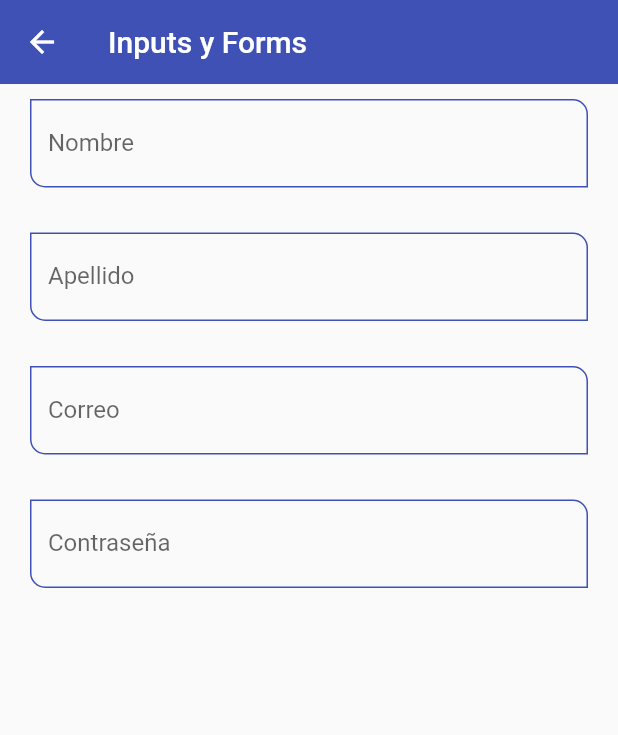
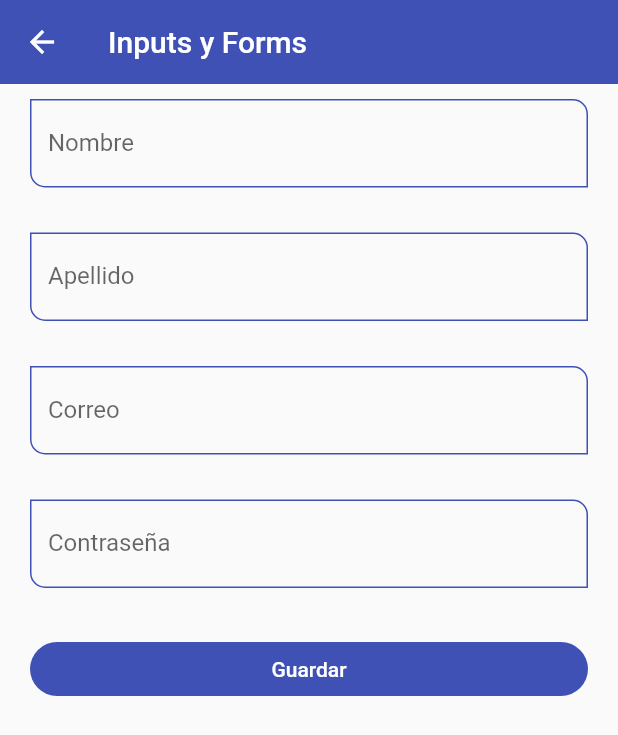
Before and after one commit to mkhi33/flutter, a Flutter app: the InputsScreen screen opened by its route, on a phone screen of 412 x 824 dp. Shown: the top 735 px of the screen. Run offline on Flutter 3.47's test engine with Material 2 defaults, Android fonts, the phone set to English and light mode, and no system bars.

Commit message:
Obteniendo los valores de los campos de textos

```diff
--- a/apps/fl_components/lib/screens/inputs_screen.dart
+++ b/apps/fl_components/lib/screens/inputs_screen.dart
@@ -6,6 +6,14 @@ class InputsScreen extends StatelessWidget {
 
   @override
   Widget build(BuildContext context) {
+    final GlobalKey<FormState> myFormKey = GlobalKey<FormState>();
+    final Map<String, String> formValues = {
+      'first_name': 'Amilcar',
+      'last_name': 'Rodriguez',
+      'email': 'aar.velasquez@gmail.com',
+      'password': 'Hola12345',
+      'role': 'Admin'
+    };
     return Scaffold(
         appBar: AppBar(
           title: const Text('Inputs y Forms'),
@@ -13,25 +21,43 @@ class InputsScreen extends StatelessWidget {
         body: SingleChildScrollView(
           child: Padding(
             padding: const EdgeInsets.symmetric(horizontal: 20, vertical: 10),
-            child: Column(children: const [
-              CustomInputField(
+            child: Form(
+              key: myFormKey,
+              child: Column(children: [
+                const CustomInputField(
                     labelText: 'Nombre', hintText: 'Nombre del usuario'),
-              SizedBox(height: 30),
-              CustomInputField(
+                const SizedBox(height: 30),
+                const CustomInputField(
                     labelText: 'Apellido', hintText: 'Apellido del usuario'),
-              SizedBox(height: 30),
-              CustomInputField(
+                const SizedBox(height: 30),
+                const CustomInputField(
                   labelText: 'Correo',
                   hintText: 'Correo del usuario',
                   keyboardType: TextInputType.emailAddress,
                 ),
-              SizedBox(height: 30),
-              CustomInputField(
+                const SizedBox(height: 30),
+                const CustomInputField(
                   labelText: 'Contraseña',
                   hintText: 'Ingrese su contraseña',
                   obscureText: true,
                 ),
+                const SizedBox(height: 30),
+                ElevatedButton(
+                    onPressed: () {
+                      FocusScope.of(context).requestFocus(FocusNode());
+
+                      if (!myFormKey.currentState!.validate()) {
+                        print("Formulario no válido");
+                        return;
+                      }
+                      print(formValues);
+                    },
+                    child: const SizedBox(
+                      width: double.infinity,
+                      child: Center(child: Text('Guardar')),
+                    ))
               ]),
+            ),
           ),
         ));
   }
--- a/apps/fl_components/lib/widgets/custom_input_field.dart
+++ b/apps/fl_components/lib/widgets/custom_input_field.dart
@@ -25,7 +25,6 @@ class CustomInputField extends StatelessWidget {
         obscureText: obscureText!,
         keyboardType: keyboardType ?? TextInputType.text,
         autofocus: false,
-        initialValue: '',
         textCapitalization: TextCapitalization.words,
         onChanged: (value) {
           print(value);
```
Lines whose indentation alone changed are shown as unchanged.
